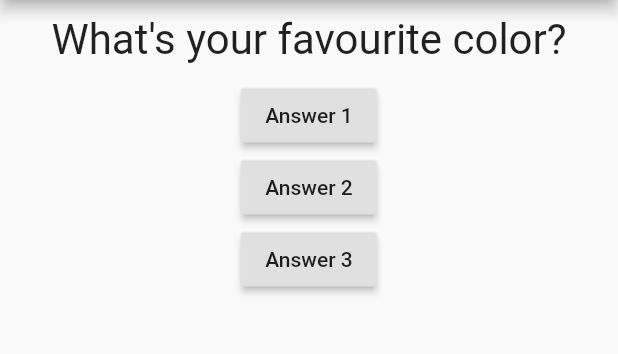
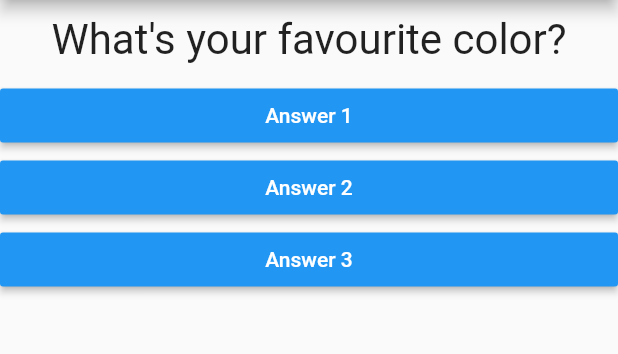
Before and after one commit to Skmsoumya/first_flutter_app, a Flutter app: the screen it shows after launch, on a phone screen of 412 x 824 dp, the part 84-438 px from its top. Run offline on Flutter 3.47's test engine with Material 2 defaults, Android fonts, the phone set to English and light mode, and no system bars.

Commit message:
adding an answer button with callback

```diff
--- /dev/null
+++ b/lib/answer.dart
@@ -0,0 +1,21 @@
+import 'package:flutter/material.dart';
+
+class Answer extends StatelessWidget {
+  final Function callbackFunction;
+  final String answerText;
+
+  Answer({this.callbackFunction, this.answerText});
+
+  @override
+  Widget build(BuildContext context) {
+    return Container(
+      width: double.infinity,
+      child: RaisedButton(
+        color: Colors.blue,
+        textColor: Colors.white,
+        child: Text(answerText),
+        onPressed: callbackFunction,
+      ),
+    );
+  }
+}
--- a/lib/main.dart
+++ b/lib/main.dart
@@ -2,6 +2,7 @@ import "package:flutter/material.dart";
 
 
 import "./question.dart";
+import "./answer.dart";
 
 // void main() {
 //   runApp(MyApp());
@@ -41,20 +42,9 @@ class _MyAppState extends State<MyApp> {
         body: Column(
           children: [
             Question(questionText: _questions[_questionIndex]),
-            RaisedButton(
-              child: Text("Answer 1"),
-              onPressed: _answerQuestion,
-            ),
-            RaisedButton(
-              child: Text("Answer 2"),
-              onPressed: () => print("Answer 2 choosen!"),
-            ),
-            RaisedButton(
-              child: Text("Answer 3"),
-              onPressed: () {
-                print("Answer 3 choosen!");
-              },
-            ),
+            Answer(callbackFunction: _answerQuestion, answerText: "Answer 1",),
+            Answer(callbackFunction: _answerQuestion, answerText: "Answer 2",),
+            Answer(callbackFunction: _answerQuestion, answerText: "Answer 3",),
           ],
         ),
       ),
```
